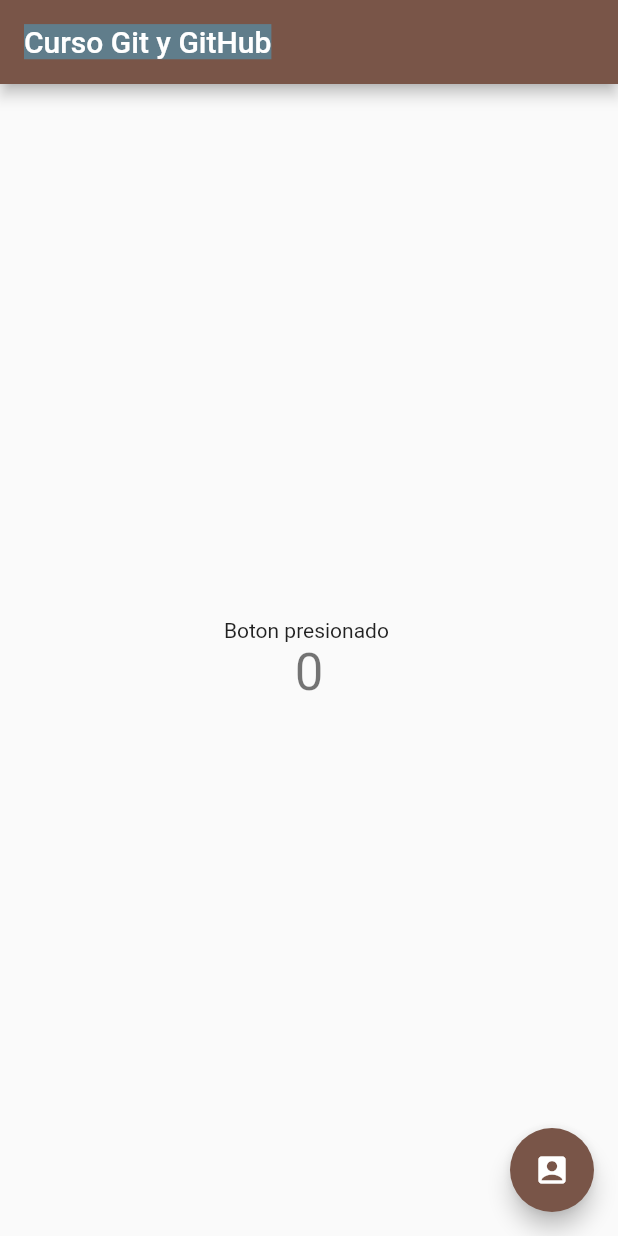
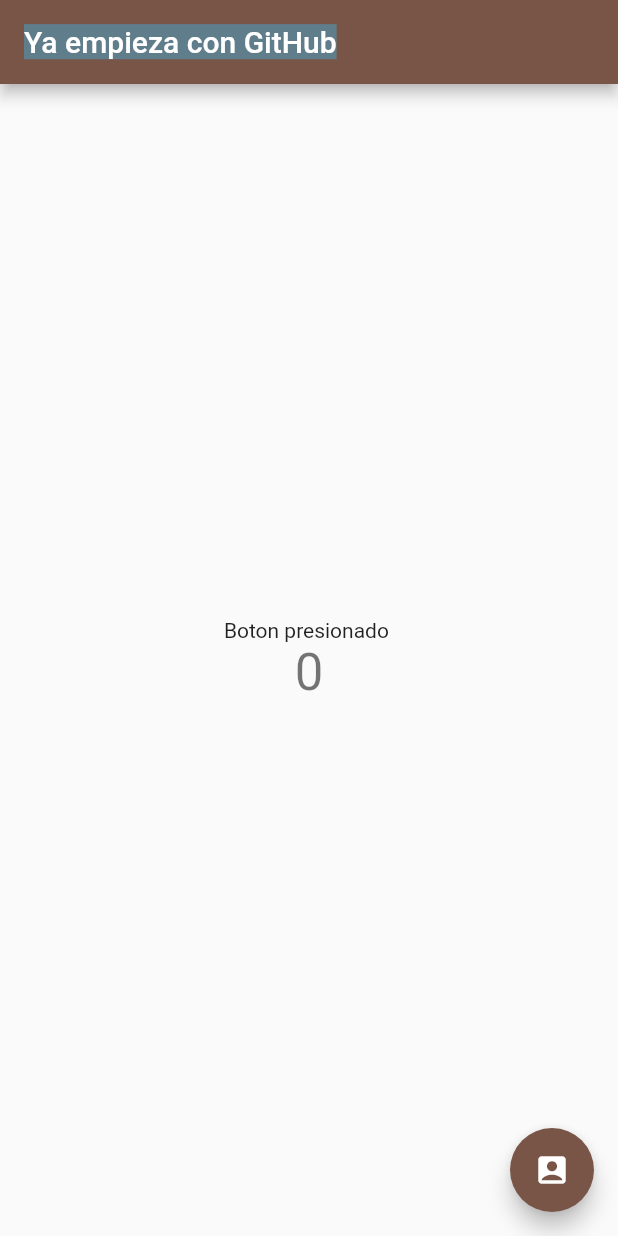
Before and after one commit to JesusArellano16/Git_GitHub, a Flutter app: the screen it shows after launch, on a phone screen of 412 x 824 dp. Run offline on Flutter 3.47's test engine with Material 2 defaults, Android fonts, the phone set to English and light mode, and no system bars.

Commit message:
Se modifico el appBar (Ya empieza con GitHub)

```diff
--- a/lib/main.dart
+++ b/lib/main.dart
@@ -16,7 +16,7 @@ class MyApp extends StatelessWidget {
       theme: ThemeData(
         primarySwatch: Colors.brown,
       ),
-      home: const MyHomePage(title: 'Curso Git y GitHub'),
+      home: const MyHomePage(title: 'Ya empieza con GitHub'),
     );
   }
 }
```
